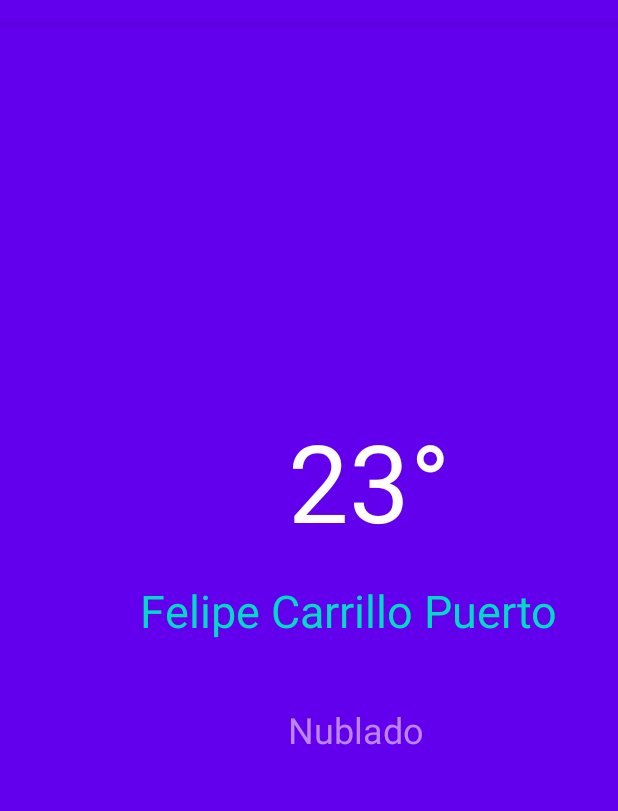
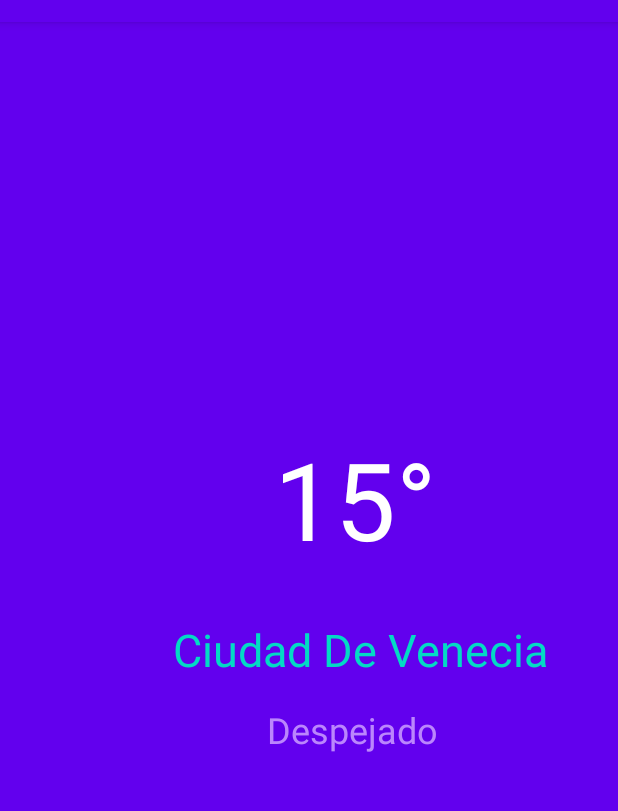
Before and after one commit to marlasantos24/Seccion10_AppClima, an Android app: the screen it shows after launch (MainActivity), after a tap on "CLIMA DE LA CUIDAD DE VENECIA", on a phone screen of 412 x 824 dp, the part 62-873 px from its top. Run offline under Robolectric (Android 15) with nearby library versions, the phone set to English and light mode, and no system bars.

Commit message:
MainActivity_CodigoTerminado

```diff
--- /dev/null
+++ b/app/src/main/java/com/example/appclima/Ciudad.kt
@@ -0,0 +1,15 @@
+package com.example.appclima
+
+class Ciudad(nombre:String, grados:Int, estatus:String){
+    var nombre:String= ""
+    var grados:Int = 0
+    var estatus:String = ""
+
+    init {
+        this.nombre= nombre
+        this.grados = grados
+        this.estatus = estatus
+    }
+
+
+}
--- a/app/src/main/java/com/example/appclima/MainActivity.kt
+++ b/app/src/main/java/com/example/appclima/MainActivity.kt
@@ -2,14 +2,43 @@ package com.example.appclima
 
 import androidx.appcompat.app.AppCompatActivity
 import android.os.Bundle
+import android.widget.TextView
 import android.widget.Toast
 
 class MainActivity : AppCompatActivity() {
+
+    var tvCiudad:TextView? = null
+    var tvGrados:TextView? = null
+    var tvEstatus:TextView? = null
+
+
     override fun onCreate(savedInstanceState: Bundle?) {
         super.onCreate(savedInstanceState)
         setContentView(R.layout.activity_main)
 
+        tvCiudad = findViewById(R.id.tvCiudad)
+        tvGrados = findViewById(R.id.tvGrados)
+        tvEstatus = findViewById(R.id.tvEstatus)
+
         val ciudad = intent.getStringExtra("com.vidamrr.appclima.cuidades.CIUDAD")
-        Toast.makeText(this, ciudad, Toast.LENGTH_SHORT).show()
+
+
+        val ciudadfcp= Ciudad("Felipe Carrillo Puerto", 21, "Soleado")
+        val ciudadvenecia= Ciudad("Ciudad De Venecia", 15, "Despejado")
+
+        if(ciudad == "ciudad-carrillo"){
+            //mostrar informacion de fcp
+            tvCiudad?.text = ciudadfcp.nombre
+            tvGrados?.text = ciudadfcp.grados.toString() + "°"
+            tvEstatus?.text = ciudadfcp.estatus
+
+        } else if(ciudad == "ciudad-venecia"){
+            //mostrar informacion de venecia
+            tvCiudad?.text = ciudadvenecia.nombre
+            tvGrados?.text = ciudadvenecia.grados.toString() + "°"
+            tvEstatus?.text = ciudadvenecia.estatus
+        }else{
+            Toast.makeText(this, "No se encuentra la información", Toast.LENGTH_SHORT).show()
+        }
     }
 }
--- a/app/src/main/res/layout/activity_main.xml
+++ b/app/src/main/res/layout/activity_main.xml
@@ -13,8 +13,8 @@
         android:layout_height="wrap_content"
         android:layout_alignParentEnd="true"
         android:layout_alignParentBottom="true"
-        android:layout_marginEnd="112dp"
-        android:layout_marginBottom="414dp"
+        android:layout_marginEnd="121dp"
+        android:layout_marginBottom="402dp"
         android:text="@string/texto_grados"
         android:textColor="@color/white"
         android:textSize="72sp" />
@@ -25,8 +25,8 @@
         android:layout_height="wrap_content"
         android:layout_alignParentEnd="true"
         android:layout_alignParentBottom="true"
-        android:layout_marginEnd="40dp"
-        android:layout_marginBottom="355dp"
+        android:layout_marginEnd="46dp"
+        android:layout_marginBottom="329dp"
         android:text="@string/texto_ciudad"
         android:textColor="@color/color_ciudad"
         android:textSize="30sp" />
@@ -37,7 +37,7 @@
         android:layout_height="wrap_content"
         android:layout_alignParentEnd="true"
         android:layout_alignParentBottom="true"
-        android:layout_marginEnd="129dp"
+        android:layout_marginEnd="120dp"
         android:layout_marginBottom="280dp"
         android:text="@string/texto_estatus"
         android:textColor="@color/color_estatus"
```
